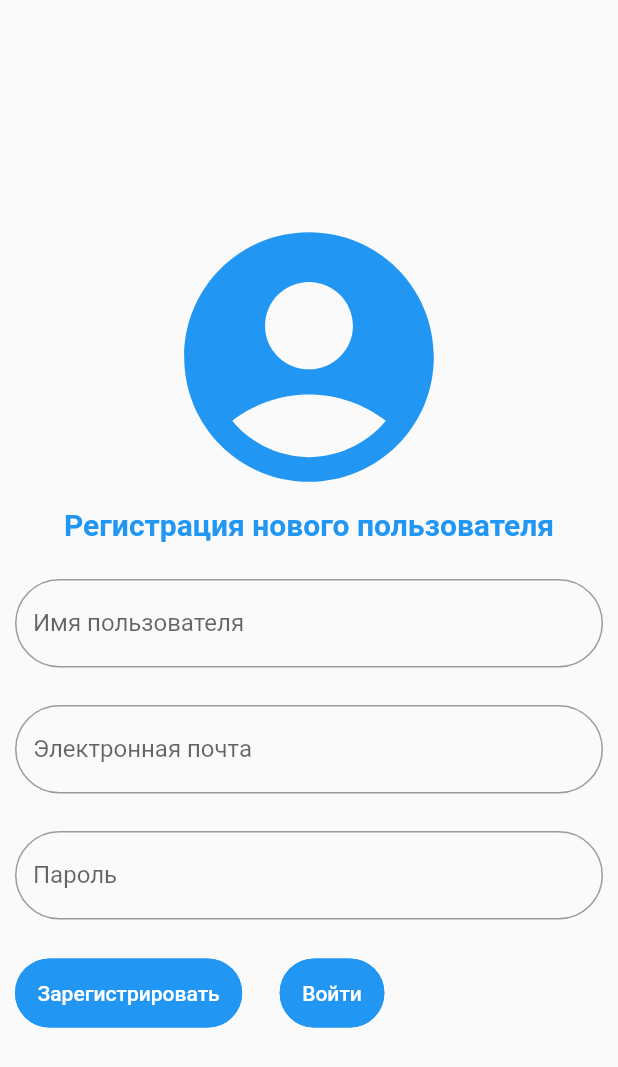
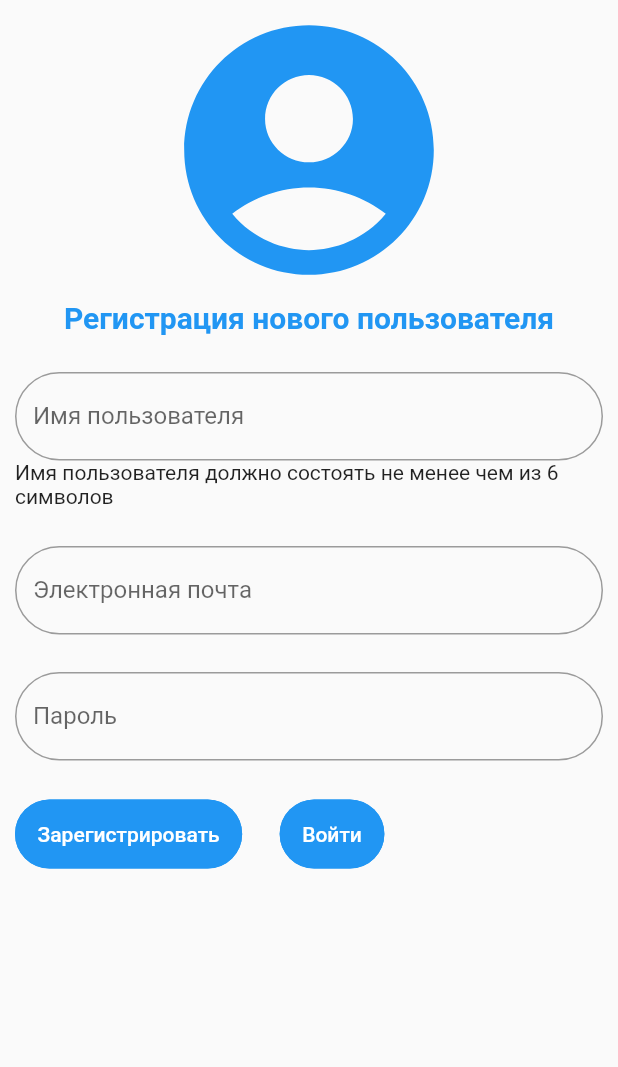
Before and after one commit to jepashe/septic, a Flutter app: the screen it shows after launch, on a phone screen of 412 x 824 dp. Shown: the top 1067 px of the screen. Run offline on Flutter 3.47's test engine with Material 2 defaults, Android fonts, the phone set to English and light mode, and no system bars; our stand-ins replace bloc, equatable, firebase_core, firebase_messaging, flutter_bloc, hive and 1 more; missing offline and left inert: flutter_phone_direct_caller; accounts and stored records are empty.

Commit message:
доработки последнии

```diff
--- a/septic/lib/blocs/load_app/load_bloc.dart
+++ b/septic/lib/blocs/load_app/load_bloc.dart
@@ -1,5 +1,3 @@
-import 'dart:convert';
-
 import 'package:bloc/bloc.dart';
 import 'package:flutter/material.dart';
 import 'package:septic/domain/store_repository.dart';
@@ -18,7 +16,7 @@ class LoadingAppBloc extends Bloc<LoadingAppEvent, LoadingAppState> {
   final StoreRepository _storeRepository;
 
   void testLoad() {
-    _storeRepository.deleteUsers();
+    //_storeRepository.deleteUsers();
     /*
     const String defaultUser = """{
         "user_id": 19,
@@ -40,6 +38,7 @@ class LoadingAppBloc extends Bloc<LoadingAppEvent, LoadingAppState> {
     _storeRepository.addUser(user2);
     _storeRepository.printAllUsers();
     */
+    _storeRepository.printAllUsers();
   }
 
   _onLoadingAppStart(
@@ -72,10 +71,11 @@ class LoadingAppBloc extends Bloc<LoadingAppEvent, LoadingAppState> {
   }
 
 
-
+  /*
   @override
   void onEvent(LoadingAppEvent event) {
     super.onEvent(event);
     print(event);
   }
+  */
 }
--- a/septic/lib/blocs/sign_in/sign_in_bloc.dart
+++ b/septic/lib/blocs/sign_in/sign_in_bloc.dart
@@ -24,6 +24,8 @@ class SignInBloc extends Bloc<SignInEvent, SignInState> {
   }
 
 }
+
+/*
 class MyBlocObserver extends BlocObserver {
   @override
   void onCreate(BlocBase bloc) {
@@ -61,3 +63,4 @@ class MyBlocObserver extends BlocObserver {
     print('onClose -- ${bloc.runtimeType}');
   }
 }
+*/
--- a/septic/lib/blocs/sign_up/sign_up_bloc.dart
+++ b/septic/lib/blocs/sign_up/sign_up_bloc.dart
@@ -63,7 +63,7 @@ class SignUpBloc extends Bloc<SignUpEvent, SignUpState> {
 
       try {
         final isConfirm = await _authenticationRepository.confirmEmail(
-            code: event.code, id: event.user.user_id);
+            code: event.code, id: event.user.user_id, email: event.user.email);
         if (isConfirm) {
           final email = event.user.email;
           final password = event.user.password;
@@ -81,13 +81,15 @@ class SignUpBloc extends Bloc<SignUpEvent, SignUpState> {
     }
   }
 
+  /*
   @override
   void onEvent(SignUpEvent event) {
     super.onEvent(event);
     print(event);
-  }
+  }*/
 }
 
+/*
 class MyBlocObserver extends BlocObserver {
   @override
   void onCreate(BlocBase bloc) {
@@ -125,3 +127,4 @@ class MyBlocObserver extends BlocObserver {
     print('onClose -- ${bloc.runtimeType}');
   }
 }
+*/
--- a/septic/lib/domain/api_septic_http.dart
+++ b/septic/lib/domain/api_septic_http.dart
@@ -31,10 +31,11 @@ class ApiClient {
   }
 
   // Подтверждение емаила
-  Future<User> confirmEmail({required int id, required String pin}) async {
+  Future<bool> confirmEmail({required int id, required String code, required String email}) async {
     final _url = Uri.parse(_baseUrl + 'users/$id/confirmation');
     Map<String, String> _body = {
-      'code': pin,
+      'code': code,
+      'email': email
     };
 
     final response = await http.post(_url, body: _body, headers: _headers);
@@ -45,8 +46,10 @@ class ApiClient {
       throw Exception(error);
     }
     final Map<String, dynamic> json = jsonDecode(response.body);
-    final User user = User.fromJson(json['user']);
-    return user;
+    if (json['success'] == true) {
+      return true;
+    }
+    return false;
   }
 
   // Получение токена
@@ -65,86 +68,4 @@ class ApiClient {
 
     return token['token'];
   }
-
-  /*
-  final _baseUrl = 'https://app.xn--74-6kcaymg3bmueas.xn--p1ai/api/v1';
-
-  final _options = Options(contentType: 'application/x-www-form-urlencoded');
-
-  Future<User?> signUp({required String name, required String email}) async {
-    User? data;
-
-    Map<String, String> body = {
-      'name': name,
-      'email': email,
-    };
-
-    try {
-      Response response = await _client.post(_baseUrl + '/users',
-          data: body, options: _options);
-
-      data = User.fromJson(response.data);
-    } catch (e) {
-      print('Error creating user: $e');
-    }
-    return data;
-  }
-  */
-  /*
-  Future<String> makeAuth({
-    required String username,
-    required String password,
-  }) async {
-    final url = Uri.parse(
-        'http://my.XN--74-6KCAYMG3BMUEAS.XN--P1AI/data.php?user=$username&pass=$password');
-    final request = await _client.getUrl(url);
-    final response = await request.close();
-    final json = await response
-        .transform(utf8.decoder)
-        .toList()
-        .then((value) => value.join())
-        .then((v) => jsonDecode(v) as Map<String, dynamic>);
-    final ids = json['ids'][0];
-    return ids;
-  }
-
-  Future<Septic?> getInfo() async {
-    //final ids = await SessionDataProvider().getIds();
-    final ids = await Hive.box('settings').get('ids');
-    if (ids != null) {
-      final url = Uri.parse(
-          'http://my.xn--74-6kcaymg3bmueas.xn--p1ai/data.php?id=$ids');
-      final request = await _client.getUrl(url);
-      final response = await request.close();
-      final json = await response
-          .transform(utf8.decoder)
-          .toList()
-          .then((value) => value.join())
-          .then((v) => jsonDecode(v) as Map<String, dynamic>);
-      final info = Septic.fromJson(json);
-      return info;
-    }
-    return null;
-  }
-
-  void sendSettingsforPush() async {
-    final ids = await Hive.box('settings').get('ids');
-    final fcmToken = await Hive.box('settings').get('fcmToken');
-    String alarmLevel1 = await Hive.box('settings').get('firstlevel') ?? '80';
-    String alarmLevel2 = await Hive.box('settings').get('secondlevel') ?? '70';
-    int one = int.parse(alarmLevel1);
-    int two = int.parse(alarmLevel2);
-    final url = Uri.parse('http://my.xn--74-6kcaymg3bmueas.xn--p1ai');
-    final parameters = <String, dynamic>{
-      'mac': ids,
-      'userToken': fcmToken,
-      'alarmLevel1': one,
-      'alarmLevel2': two,
-    };
-    print(parameters);
-    final request = await _client.postUrl(url);
-    request.headers.set('Content-type', 'application/json; charset=UTF-8');
-    request.write(jsonEncode(parameters));
-    final response = await request.close();
-  }*/
 }
--- a/septic/lib/domain/auth_repository.dart
+++ b/septic/lib/domain/auth_repository.dart
@@ -1,4 +1,5 @@
-import 'package:septic/domain/api_septic_faike.dart';
+
+import 'package:septic/domain/api_septic_http.dart';
 import 'package:septic/entity/user.dart';
 
 class AuthenticationRepository {
@@ -10,8 +11,8 @@ class AuthenticationRepository {
     return _septicClient.signUp(name: name, email: email);
   }
 
-  Future<bool> confirmEmail({required int id, required String code}) async {
-    return _septicClient.confirmEmail(id: id, code: code);
+  Future<bool> confirmEmail({required int id, required String code, required String email}) async {
+    return _septicClient.confirmEmail(id: id, code: code, email: email);
   }
 
   Future<String> getToken(
--- a/septic/lib/screens/sign_up_screen.dart
+++ b/septic/lib/screens/sign_up_screen.dart
@@ -15,12 +15,12 @@ class SignUpScreen extends StatelessWidget {
       BlocProvider.of<SignUpBloc>(context).add(SignUpEnteringConfirmCodeEmailEvent(user: user));
     }
     return const Scaffold(
-      body: Padding(
+      body: SingleChildScrollView(
+        child: SafeArea(
+          child: Padding(
             padding: EdgeInsets.only(left: 10, right: 10),
-        child: Column(
-          crossAxisAlignment: CrossAxisAlignment.start,
-          mainAxisAlignment: MainAxisAlignment.center,
-          children: [SignUpWidget()],
+            child: SignUpWidget(),
+            ),
         ),
       ),
     );
@@ -53,7 +53,8 @@ class SignUpWidget extends StatelessWidget {
       builder: (context, state) {
         if (state is SignUpEnteringConfirmCodeEmailState) {
           final userName = state.user.name;
-          return Column(
+          return Center(
+            child: Column(
               children: [
                 Text('$userName введите код из письма'),
                 const SizedBox(height: 25),
@@ -115,6 +116,7 @@ class SignUpWidget extends StatelessWidget {
                   ],
                 )
               ],
+            ),
           );
         }
         if (state is SignUpInProgressState) {
@@ -151,6 +153,7 @@ class SignUpWidget extends StatelessWidget {
               ),
               controller: _nameInput,
             ),
+            const Text('Имя пользователя должно состоять не менее чем из 6 символов'),
             const SizedBox(height: 25),
             TextField(
               decoration: InputDecoration(
```
Lines whose indentation alone changed are shown as unchanged.
